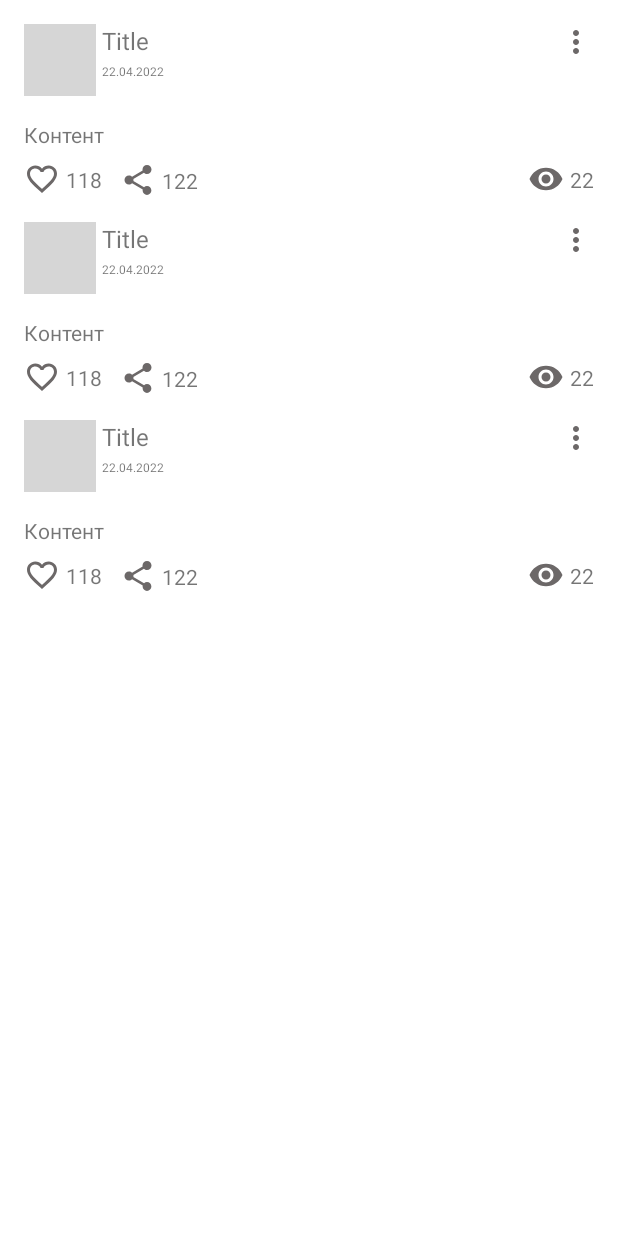
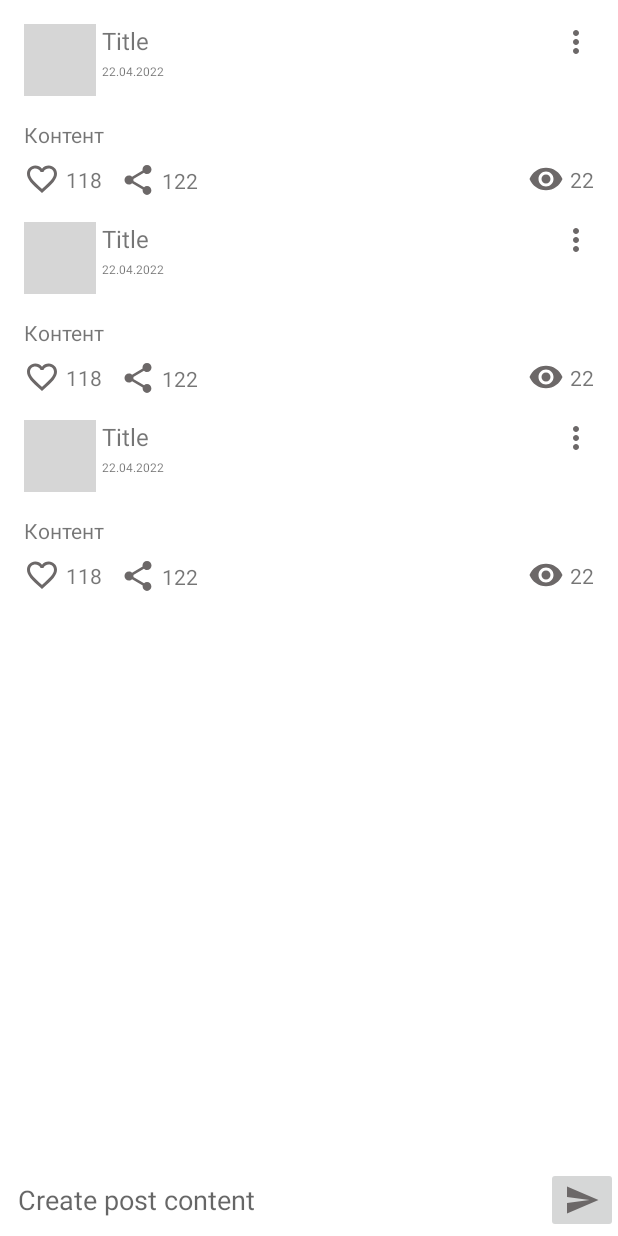
Before and after one commit to gogi1704/NMedia_HomeWorkAndroid, an Android app: the layout activity_main.xml on its own in the app's theme, with its tools: preview values and no code run, on a phone screen of 412 x 824 dp. Run offline under Robolectric (Android 15) with nearby library versions, the phone set to English and light mode, and no system bars; grey boxes are pictures that could not be loaded.

Commit message:
CRUD dontWork

```diff
--- a/app/src/main/java/com/example/nmedia/model/Post.kt
+++ b/app/src/main/java/com/example/nmedia/model/Post.kt
@@ -4,7 +4,7 @@ data class Post(
     val id: Int,
     val title: String,
     val date: String,
-    val content: String,
+    val content:String,
     val likes: Int = 0,
     val shares: Int,
     val shows: Int,
--- a/app/src/main/java/com/example/nmedia/viewModels/PostRepository.kt
+++ b/app/src/main/java/com/example/nmedia/viewModels/PostRepository.kt
@@ -7,5 +7,7 @@ interface PostRepository {
     fun getData():MutableLiveData<MutableList<Post>>
     fun like(id:Int)
     fun share(id:Int)
+    fun remove(id: Int)
+    fun savePost(post: Post)
 
 }
--- /dev/null
+++ b/app/src/main/res/drawable/ic_send_24.xml
@@ -0,0 +1,5 @@
+<vector android:autoMirrored="true" android:height="24dp"
+    android:tint="#6C6868" android:viewportHeight="24"
+    android:viewportWidth="24" android:width="24dp" xmlns:android="http://schemas.android.com/apk/res/android">
+    <path android:fillColor="@android:color/white" android:pathData="M2.01,21L23,12 2.01,3 2,10l15,2 -15,2z"/>
+</vector>
--- a/app/src/main/res/layout/activity_main.xml
+++ b/app/src/main/res/layout/activity_main.xml
@@ -8,13 +8,48 @@
 
     <androidx.recyclerview.widget.RecyclerView
         android:id="@+id/recycler_listPosts"
-        android:layout_width="match_parent"
-        android:layout_height="match_parent"
+        android:layout_width="0dp"
+        android:layout_height="0dp"
         app:layoutManager="androidx.recyclerview.widget.LinearLayoutManager"
-        app:layout_constraintBottom_toBottomOf="parent"
+        app:layout_constraintBottom_toTopOf="@id/barrier_editText"
         app:layout_constraintEnd_toEndOf="parent"
         app:layout_constraintStart_toStartOf="parent"
         app:layout_constraintTop_toTopOf="parent"
         tools:listitem="@layout/list_item_layout" />
 
+    <androidx.constraintlayout.widget.Barrier
+        android:id="@+id/barrier_editText"
+        android:layout_width="wrap_content"
+        android:layout_height="wrap_content"
+        android:orientation="horizontal"
+        app:barrierDirection="top"
+        app:constraint_referenced_ids="editText_content , button_send"
+        app:layout_constraintTop_toBottomOf="@id/recycler_listPosts">
+
+    </androidx.constraintlayout.widget.Barrier>
+
+    <EditText
+        android:autofillHints="no"
+        android:id="@+id/editText_content"
+        android:layout_width="0dp"
+        android:layout_height="wrap_content"
+        android:background="@android:color/transparent"
+        android:hint="@string/editText_hint"
+        android:inputType="textMultiLine"
+        android:padding="12dp"
+        app:layout_constraintBottom_toBottomOf="parent"
+        app:layout_constraintEnd_toStartOf="@id/button_send"
+        app:layout_constraintStart_toStartOf="parent"
+        app:layout_constraintTop_toBottomOf="@id/barrier_editText" />
+
+    <ImageButton
+
+        android:id="@+id/button_send"
+        android:layout_width="wrap_content"
+        android:layout_height="wrap_content"
+        android:src="@drawable/ic_send_24"
+        app:layout_constraintBottom_toBottomOf="parent"
+        app:layout_constraintEnd_toEndOf="parent"
+        app:layout_constraintTop_toBottomOf="@id/barrier_editText" />
+
 </androidx.constraintlayout.widget.ConstraintLayout>
--- a/app/src/main/res/values/strings.xml
+++ b/app/src/main/res/values/strings.xml
@@ -1,4 +1,7 @@
 <resources>
     <string name="app_name">NMedia</string>
     <string name="main_text">NMedia!</string>
+    <string name="post_more_remove">Remove</string>
+    <string name="post_more_update">Update</string>
+    <string name="editText_hint">Create post content</string>
 </resources>
```
Also changed, not shown: app/src/main/java/com/example/nmedia/AndroidUtils.kt (added, +13 -0 lines), app/src/main/java/com/example/nmedia/MainActivity.kt (+44 -2 lines), app/src/main/java/com/example/nmedia/adapter/PostsAdapter.kt (+33 -9 lines), app/src/main/java/com/example/nmedia/repository/InMemoryPostRepositoryImpl.kt (+55 -7 lines), app/src/main/java/com/example/nmedia/viewModels/PostViewModel.kt (+42 -3 lines), app/src/main/res/menu/post_more.xml (added, +11 -0 lines), 1 other file.
